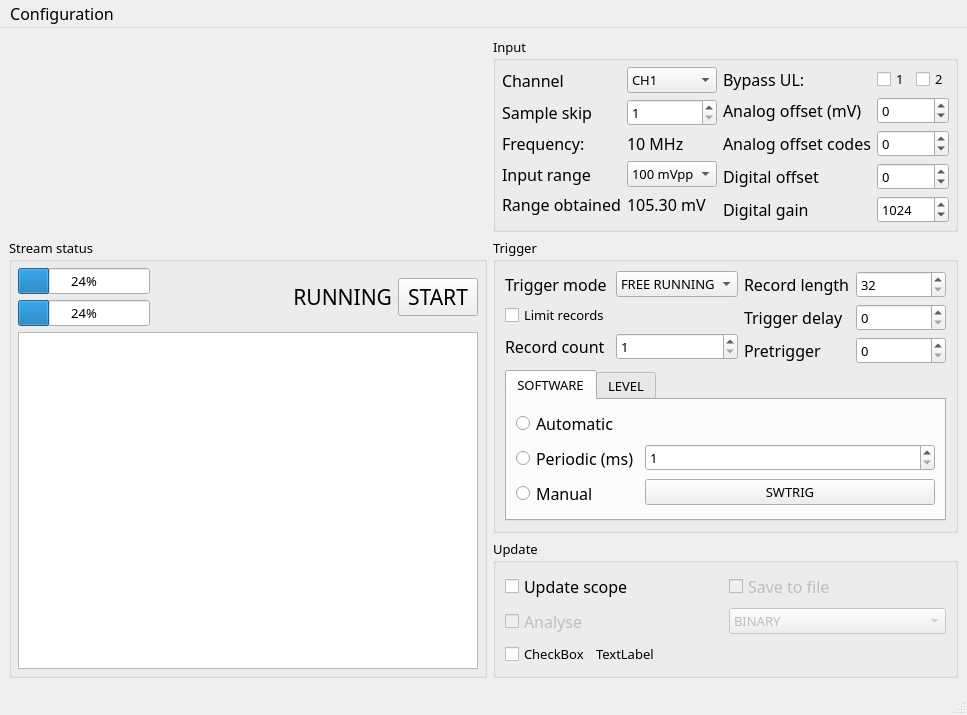
The window that MainWindow.ui (sevenreek/qtadqscope) describes before a commit, drawn with Qt 5.
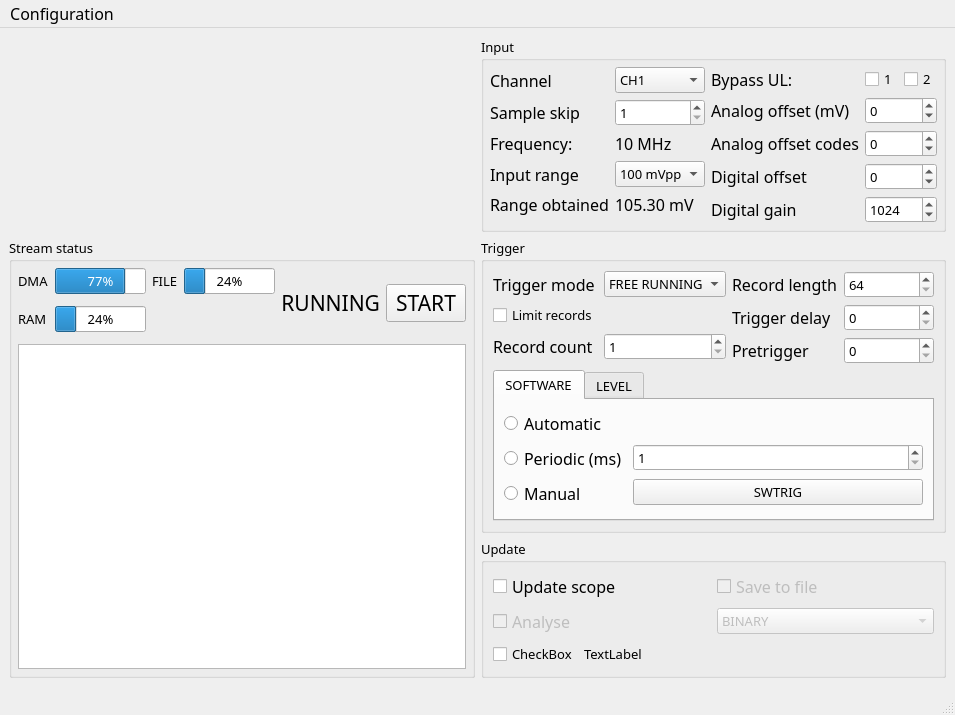
The same window after the commit. The open tabs and pages were chosen to show the change. Custom widgets are drawn as their Qt base class.

The edit to the form file:
```diff
--- a/MainWindow.ui
+++ b/MainWindow.ui
@@ -6,8 +6,8 @@
    <rect>
     <x>0</x>
     <y>0</y>
-    <width>967</width>
-    <height>655</height>
+    <width>915</width>
+    <height>663</height>
    </rect>
   </property>
   <property name="font">
@@ -513,37 +513,14 @@
            <property name="bottomMargin">
             <number>6</number>
            </property>
-           <item row="0" column="2" rowspan="2">
-            <widget class="QLabel" name="streamStatusLabel">
-             <property name="font">
-              <font>
-               <family>Calibri Light</family>
-               <pointsize>16</pointsize>
-              </font>
-             </property>
-             <property name="text">
-              <string>RUNNING</string>
-             </property>
-             <property name="alignment">
-              <set>Qt::AlignRight|Qt::AlignTrailing|Qt::AlignVCenter</set>
-             </property>
-            </widget>
-           </item>
-           <item row="0" column="1">
-            <spacer name="horizontalSpacer">
-             <property name="orientation">
-              <enum>Qt::Horizontal</enum>
-             </property>
-             <property name="sizeHint" stdset="0">
-              <size>
-               <width>40</width>
-               <height>20</height>
-              </size>
-             </property>
-            </spacer>
-           </item>
-           <item row="2" column="0" colspan="4">
+           <item row="5" column="0" colspan="6">
             <widget class="QPlainTextEdit" name="notificationsTextArea">
+             <property name="sizePolicy">
+              <sizepolicy hsizetype="Expanding" vsizetype="Expanding">
+               <horstretch>0</horstretch>
+               <verstretch>1</verstretch>
+              </sizepolicy>
+             </property>
              <property name="font">
               <font>
                <family>Consolas</family>
@@ -561,7 +538,47 @@
              </property>
             </widget>
            </item>
-           <item row="0" column="3" rowspan="2">
+           <item row="1" column="1">
+            <widget class="QProgressBar" name="DMAFillStatus">
+             <property name="maximum">
+              <number>31</number>
+             </property>
+             <property name="value">
+              <number>24</number>
+             </property>
+            </widget>
+           </item>
+           <item row="1" column="2">
+            <widget class="QLabel" name="label_15">
+             <property name="text">
+              <string>FILE</string>
+             </property>
+            </widget>
+           </item>
+           <item row="1" column="4" rowspan="4">
+            <widget class="QLabel" name="streamStatusLabel">
+             <property name="font">
+              <font>
+               <family>Calibri Light</family>
+               <pointsize>16</pointsize>
+              </font>
+             </property>
+             <property name="text">
+              <string>RUNNING</string>
+             </property>
+             <property name="alignment">
+              <set>Qt::AlignRight|Qt::AlignTrailing|Qt::AlignVCenter</set>
+             </property>
+            </widget>
+           </item>
+           <item row="3" column="1">
+            <widget class="QProgressBar" name="RAMFillStatus">
+             <property name="value">
+              <number>24</number>
+             </property>
+            </widget>
+           </item>
+           <item row="1" column="5" rowspan="4">
             <widget class="QPushButton" name="streamStartStopButton">
              <property name="font">
               <font>
@@ -574,33 +591,27 @@
              </property>
             </widget>
            </item>
-           <item row="0" column="0">
-            <widget class="QProgressBar" name="RAMFillStatus">
-             <property name="value">
-              <number>24</number>
+           <item row="3" column="0">
+            <widget class="QLabel" name="label_14">
+             <property name="text">
+              <string>RAM</string>
              </property>
             </widget>
            </item>
            <item row="1" column="0">
-            <widget class="QProgressBar" name="DMAFillStatus">
+            <widget class="QLabel" name="label_13">
+             <property name="text">
+              <string>DMA</string>
+             </property>
+            </widget>
+           </item>
+           <item row="1" column="3">
+            <widget class="QProgressBar" name="FileFillStatus">
              <property name="value">
               <number>24</number>
              </property>
             </widget>
            </item>
-           <item row="1" column="1">
-            <spacer name="horizontalSpacer_2">
-             <property name="orientation">
-              <enum>Qt::Horizontal</enum>
-             </property>
-             <property name="sizeHint" stdset="0">
-              <size>
-               <width>40</width>
-               <height>20</height>
-              </size>
-             </property>
-            </spacer>
-           </item>
           </layout>
          </widget>
         </item>
@@ -653,7 +664,7 @@
              <item row="0" column="1">
               <widget class="QSpinBox" name="recordLengthInput">
                <property name="minimum">
-                <number>32</number>
+                <number>64</number>
                </property>
                <property name="maximum">
                 <number>65536</number>
@@ -959,7 +970,7 @@
           <property name="sizePolicy">
            <sizepolicy hsizetype="Expanding" vsizetype="Expanding">
             <horstretch>1</horstretch>
-            <verstretch>1</verstretch>
+            <verstretch>2</verstretch>
            </sizepolicy>
           </property>
          </widget>
@@ -975,7 +986,7 @@
     <rect>
      <x>0</x>
      <y>0</y>
-     <width>967</width>
+     <width>915</width>
      <height>25</height>
     </rect>
    </property>
```
Left out of the diff: 4 changed lines with no effect on the pictures.
